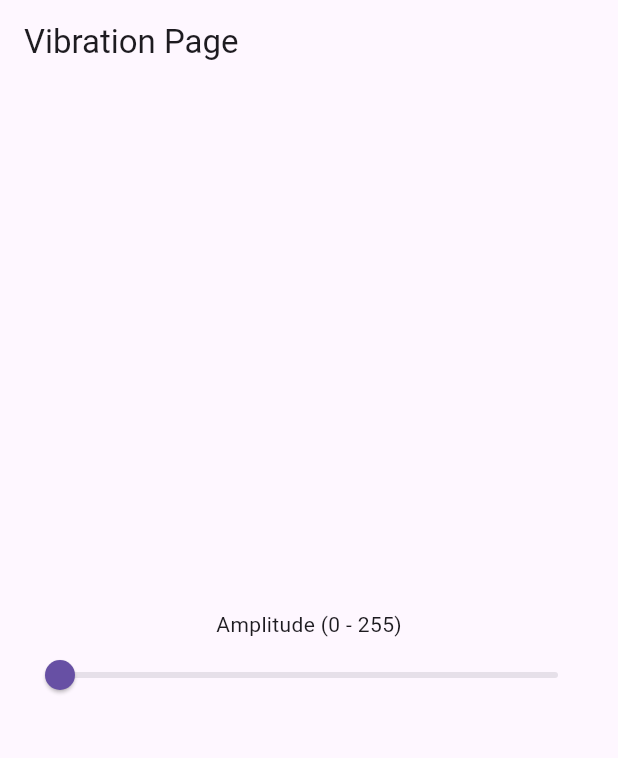
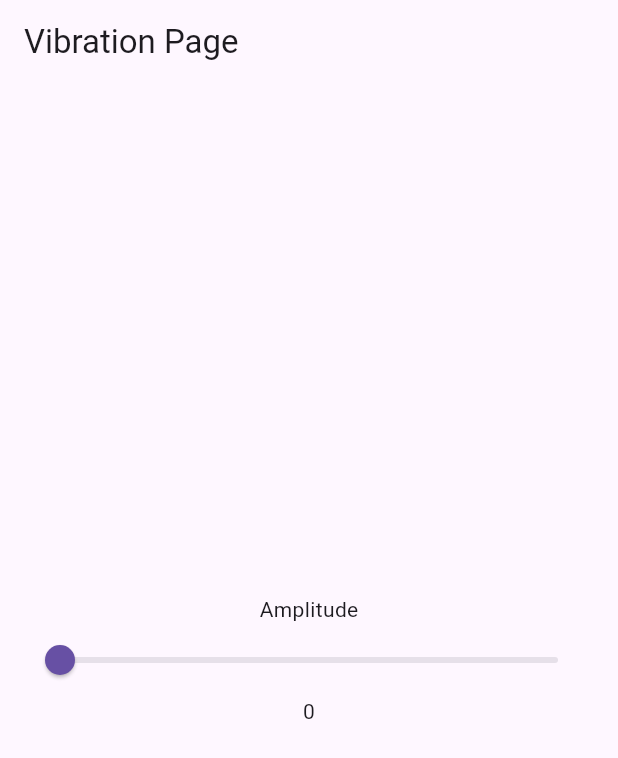
Before and after one commit to d-apps/flutter_vibration_platform_channel, a Flutter app: the screen it shows after launch, on a phone screen of 412 x 824 dp. Shown: the top 758 px of the screen. Run offline on Flutter 3.47's test engine with Material 3 defaults, Android fonts, the phone set to English and light mode, and no system bars; our stand-ins replace dartz, equatable, flutter_bloc.

Commit message:
- added slider value text to vibration page

```diff
--- a/lib/src/vibration/presentation/vibration_page.dart
+++ b/lib/src/vibration/presentation/vibration_page.dart
@@ -18,12 +18,14 @@ class VibrationPage extends StatelessWidget {
           child: Column(
             mainAxisAlignment: MainAxisAlignment.center,
             children: [
-              Text("Amplitude (0 - 255)"),
+              Text("Amplitude"),
               StreamBuilder<int>(
                 stream: presenter.amplitudeStream,
                 builder: (context, snapshot) {
                   final amplitude = snapshot.data ?? 0 ;
-                  return Slider(
+                  return Column(
+                    children: [
+                      Slider(
                         value: amplitude.toDouble(),
                         min: 0,
                         max: 255,
@@ -31,6 +33,9 @@ class VibrationPage extends StatelessWidget {
                           print(value.toInt());
                           presenter.updateAmplitude(value.toInt());
                         },
+                      ),
+                      Text("$amplitude"),
+                    ],
                   );
                 },
               ),
```
Lines whose indentation alone changed are shown as unchanged.
